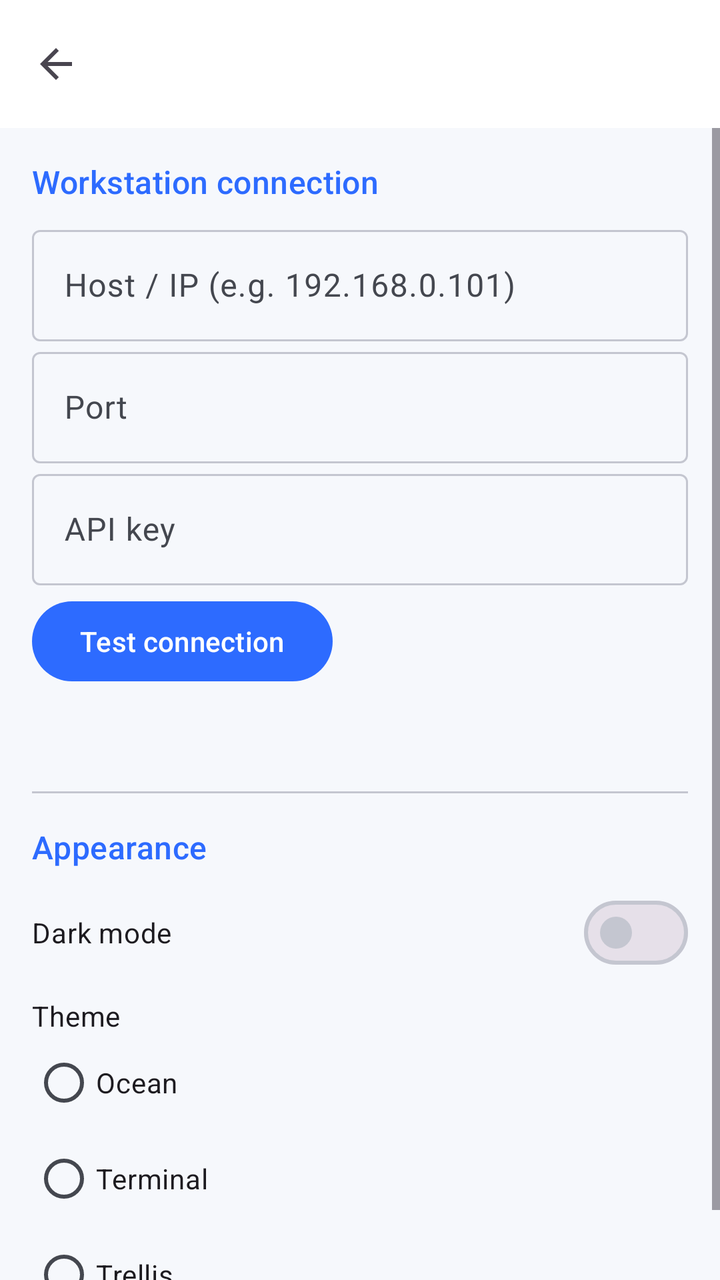
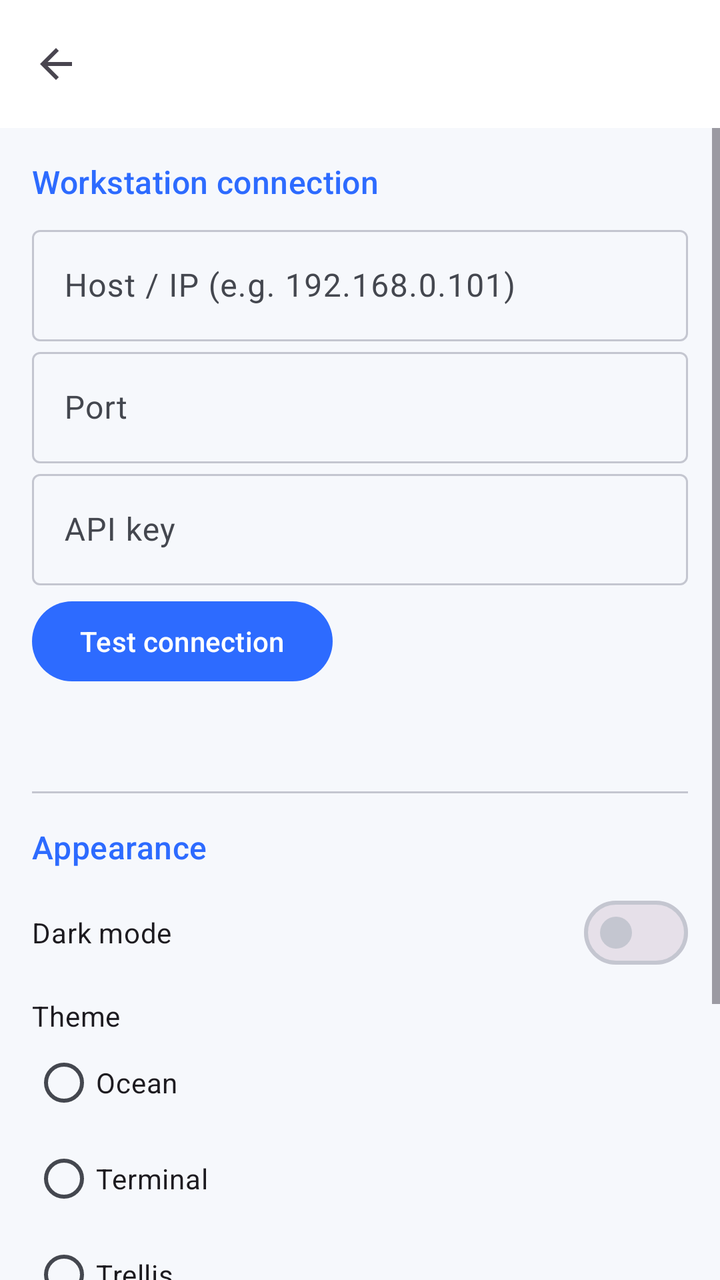

Two renders of the same Android screen: before a commit and after it. Below are the layout's source before the change and the commit's diff.
<!-- AndroidManifest.xml: application theme Theme.Trellis -->
<!-- res/layout/activity_settings.xml -->
<?xml version="1.0" encoding="utf-8"?>
<LinearLayout xmlns:android="http://schemas.android.com/apk/res/android"
    xmlns:app="http://schemas.android.com/apk/res-auto"
    android:layout_width="match_parent"
    android:layout_height="match_parent"
    android:orientation="vertical"
    android:fitsSystemWindows="true">

    <com.google.android.material.appbar.AppBarLayout
        android:layout_width="match_parent"
        android:layout_height="wrap_content">

        <com.google.android.material.appbar.MaterialToolbar
            android:id="@+id/toolbar"
            android:layout_width="match_parent"
            android:layout_height="?attr/actionBarSize"
            app:navigationIcon="@drawable/ic_back"/>
    </com.google.android.material.appbar.AppBarLayout>

    <ScrollView
        android:layout_width="match_parent"
        android:layout_height="match_parent">

        <LinearLayout
            android:layout_width="match_parent"
            android:layout_height="wrap_content"
            android:orientation="vertical"
            android:padding="16dp">

            <TextView
                android:layout_width="wrap_content"
                android:layout_height="wrap_content"
                android:text="Workstation connection"
                android:textAppearance="?attr/textAppearanceTitleMedium"
                android:textColor="?attr/colorPrimary"
                android:paddingBottom="8dp"/>

            <com.google.android.material.textfield.TextInputLayout
                android:layout_width="match_parent"
                android:layout_height="wrap_content"
                android:hint="Host / IP (e.g. 192.168.0.101)">

                <com.google.android.material.textfield.TextInputEditText
                    android:id="@+id/host"
                    android:layout_width="match_parent"
                    android:layout_height="wrap_content"
                    android:inputType="text"
                    android:singleLine="true"/>
            </com.google.android.material.textfield.TextInputLayout>

            <com.google.android.material.textfield.TextInputLayout
                android:layout_width="match_parent"
                android:layout_height="wrap_content"
                android:hint="Port">

                <com.google.android.material.textfield.TextInputEditText
                    android:id="@+id/port"
                    android:layout_width="match_parent"
                    android:layout_height="wrap_content"
                    android:inputType="number"
                    android:singleLine="true"/>
            </com.google.android.material.textfield.TextInputLayout>

            <com.google.android.material.textfield.TextInputLayout
                android:layout_width="match_parent"
                android:layout_height="wrap_content"
                android:hint="API key">

                <com.google.android.material.textfield.TextInputEditText
                    android:id="@+id/key"
                    android:layout_width="match_parent"
                    android:layout_height="wrap_content"
                    android:inputType="textNoSuggestions"
                    android:singleLine="true"/>
            </com.google.android.material.textfield.TextInputLayout>

            <com.google.android.material.button.MaterialButton
                android:id="@+id/test_button"
                android:layout_width="wrap_content"
                android:layout_height="wrap_content"
                android:layout_marginTop="4dp"
                android:text="Test connection"/>

            <TextView
                android:id="@+id/test_result"
                android:layout_width="match_parent"
                android:layout_height="wrap_content"
                android:paddingVertical="8dp"
                android:textAppearance="?attr/textAppearanceBodyMedium"
                android:textColor="?attr/colorOnSurfaceVariant"/>

            <View
                android:layout_width="match_parent"
                android:layout_height="1dp"
                android:layout_marginVertical="16dp"
                android:background="?attr/colorOutline"/>

            <TextView
                android:layout_width="wrap_content"
                android:layout_height="wrap_content"
                android:text="Appearance"
                android:textAppearance="?attr/textAppearanceTitleMedium"
                android:textColor="?attr/colorPrimary"
                android:paddingBottom="8dp"/>

            <com.google.android.material.materialswitch.MaterialSwitch
                android:id="@+id/dark_switch"
                android:layout_width="match_parent"
                android:layout_height="wrap_content"
                android:text="Dark mode"
                android:paddingVertical="8dp"/>

            <TextView
                android:layout_width="wrap_content"
                android:layout_height="wrap_content"
                android:text="Theme"
                android:textAppearance="?attr/textAppearanceBodyMedium"
                android:paddingTop="8dp"/>

            <RadioGroup
                android:id="@+id/accent_group"
                android:layout_width="match_parent"
                android:layout_height="wrap_content"
                android:orientation="vertical">

                <com.google.android.material.radiobutton.MaterialRadioButton
                    android:id="@+id/accent_ocean"
                    android:layout_width="match_parent"
                    android:layout_height="wrap_content"
                    android:text="Ocean"/>

                <com.google.android.material.radiobutton.MaterialRadioButton
                    android:id="@+id/accent_terminal"
                    android:layout_width="match_parent"
                    android:layout_height="wrap_content"
                    android:text="Terminal"/>

                <com.google.android.material.radiobutton.MaterialRadioButton
                    android:id="@+id/accent_trellis"
                    android:layout_width="match_parent"
                    android:layout_height="wrap_content"
                    android:text="Trellis"/>
            </RadioGroup>
        </LinearLayout>
    </ScrollView>
</LinearLayout>
<!-- resources referenced by this layout -->
<resources>
  <!-- drawable ic_back (drawable) -->
  <vector xmlns:android="http://schemas.android.com/apk/res/android"
      android:width="24dp"
      android:height="24dp"
      android:viewportWidth="24"
      android:viewportHeight="24"
      android:tint="?attr/colorControlNormal">
      <path
          android:fillColor="#FF000000"
          android:pathData="M20,11H7.83l5.59,-5.59L12,4l-8,8 8,8 1.41,-1.41L7.83,13H20v-2z"/>
  </vector>
  <style name="Theme.Trellis" parent="Theme.Material3.DayNight.NoActionBar">
          <item name="colorPrimary">@color/primary</item>
          <item name="colorOnPrimary">@color/on_primary</item>
          <item name="colorPrimaryContainer">@color/primary_container</item>
          <item name="colorOnPrimaryContainer">@color/on_primary_container</item>
          <item name="colorSecondary">@color/secondary</item>
          <item name="android:colorBackground">@color/background</item>
          <item name="colorSurface">@color/surface</item>
          <item name="colorSurfaceVariant">@color/surface_variant</item>
          <item name="colorSurfaceContainer">@color/surface_container</item>
          <item name="colorOnSurface">@color/on_surface</item>
          <item name="colorOnSurfaceVariant">@color/on_surface_variant</item>
          <item name="colorOutline">@color/outline</item>
          <item name="android:statusBarColor">@android:color/transparent</item>
          <item name="android:navigationBarColor">@android:color/transparent</item>
          <item name="android:windowBackground">@color/background</item>
      </style>
  <color name="primary">#2D6BFF</color>
  <color name="on_primary">#FFFFFF</color>
  <color name="primary_container">#DBE4FF</color>
  <color name="on_primary_container">#001A41</color>
  <color name="secondary">#565E71</color>
  <color name="background">#F6F8FC</color>
  <color name="surface">#FFFFFF</color>
  <color name="surface_variant">#E6E9F0</color>
  <color name="surface_container">#EEF1F7</color>
  <color name="on_surface">#1A1B20</color>
  <color name="on_surface_variant">#44474F</color>
  <color name="outline">#C4C6D0</color>
</resources>

<!-- the commit's change to res/layout/activity_settings.xml (unified diff, before → after) -->
@@ -140,6 +140,24 @@
                     android:layout_width="match_parent"
                     android:layout_height="wrap_content"
                     android:text="Trellis"/>
+
+                <com.google.android.material.radiobutton.MaterialRadioButton
+                    android:id="@+id/accent_sticky"
+                    android:layout_width="match_parent"
+                    android:layout_height="wrap_content"
+                    android:text="Sticky Notes"/>
+
+                <com.google.android.material.radiobutton.MaterialRadioButton
+                    android:id="@+id/accent_futuristic"
+                    android:layout_width="match_parent"
+                    android:layout_height="wrap_content"
+                    android:text="Futuristic"/>
+
+                <com.google.android.material.radiobutton.MaterialRadioButton
+                    android:id="@+id/accent_synthwave"
+                    android:layout_width="match_parent"
+                    android:layout_height="wrap_content"
+                    android:text="SynthWave"/>
             </RadioGroup>
         </LinearLayout>
     </ScrollView>
